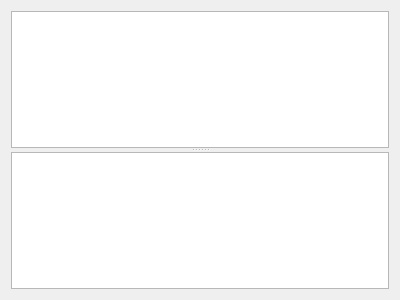
Old version of the form editorpage.ui in the repository VladimirMakeev/ShaderWorkshop.
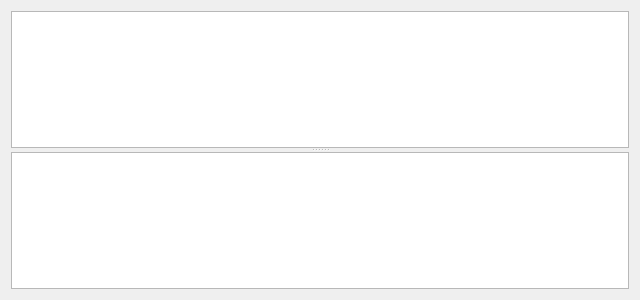
New version of the form. Custom widgets are drawn as their Qt base class.

Commit message: Change application window size and make EditorPage contents fully visible

What changed in the file:
```diff
--- a/editorpage.ui
+++ b/editorpage.ui
@@ -6,16 +6,34 @@
    <rect>
     <x>0</x>
     <y>0</y>
-    <width>400</width>
+    <width>640</width>
     <height>300</height>
    </rect>
   </property>
+  <property name="sizePolicy">
+   <sizepolicy hsizetype="MinimumExpanding" vsizetype="MinimumExpanding">
+    <horstretch>0</horstretch>
+    <verstretch>0</verstretch>
+   </sizepolicy>
+  </property>
+  <property name="minimumSize">
+   <size>
+    <width>640</width>
+    <height>0</height>
+   </size>
+  </property>
   <property name="windowTitle">
    <string>Form</string>
   </property>
   <layout class="QVBoxLayout" name="verticalLayout">
    <item>
     <widget class="QSplitter" name="splitter">
+     <property name="sizePolicy">
+      <sizepolicy hsizetype="Expanding" vsizetype="Expanding">
+       <horstretch>0</horstretch>
+       <verstretch>0</verstretch>
+      </sizepolicy>
+     </property>
      <property name="orientation">
       <enum>Qt::Vertical</enum>
      </property>
```
The commit also changes 1 other file.
